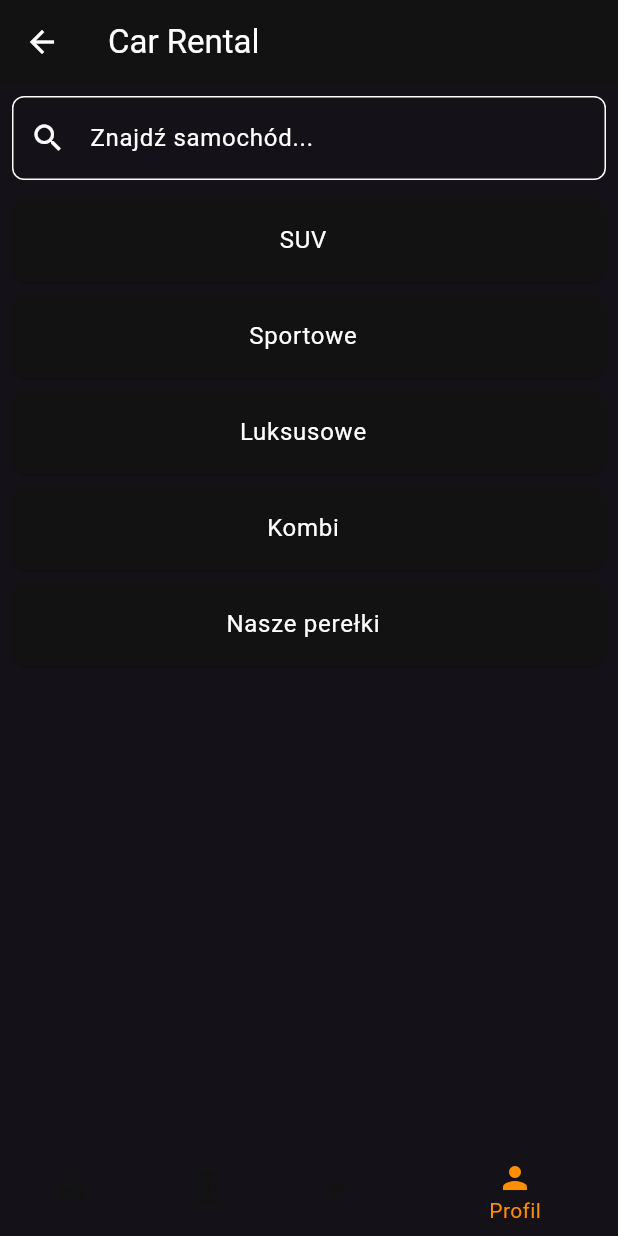
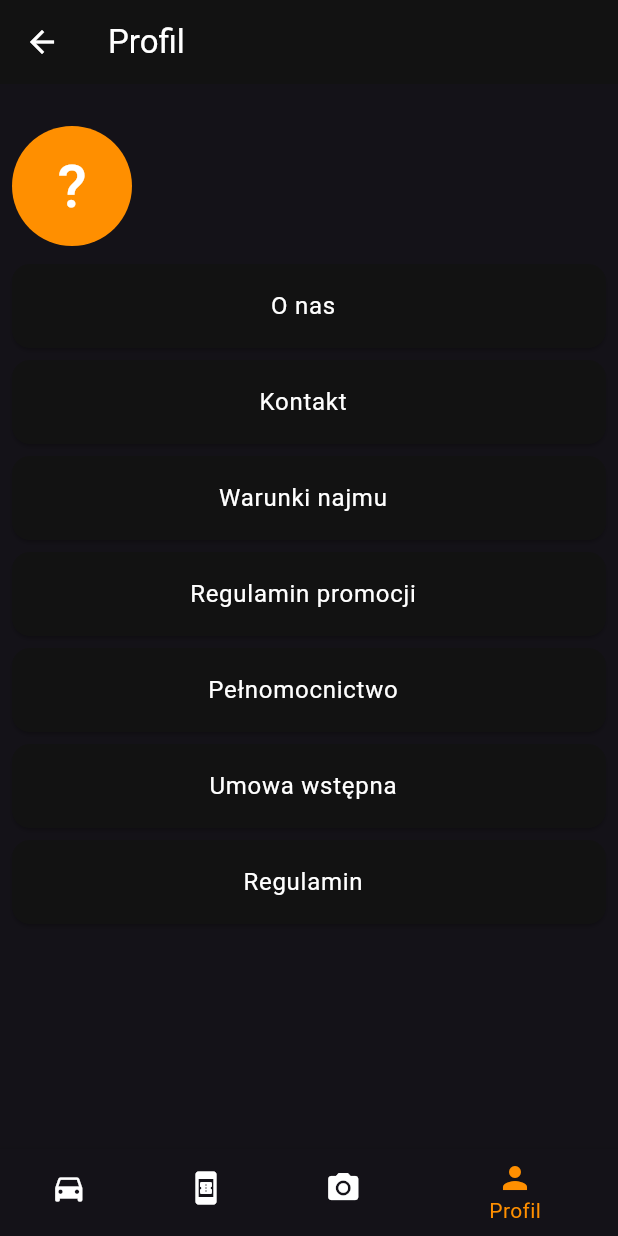
Before and after one commit to Karol0114/Car-Rental, a Flutter app: the HomeScreen screen opened directly, item 4 of the bottom bar chosen, on a phone screen of 412 x 824 dp. Run offline on Flutter 3.47's test engine with Material 3 defaults, Android fonts, the light colour scheme and no system bars; our stand-ins replace firebase_auth, firebase_core, table_calendar; accounts and stored records are empty.

Commit message:
Aktualizacja panelu profil, wyglad aplikacji, oraz poprawa UI aplikacji.

```diff
--- /dev/null
+++ b/mobileapp_car_rental/lib/auth_screen/custom_bottom_nav_bar.dart
@@ -0,0 +1,40 @@
+import 'package:flutter/material.dart';
+
+class CustomBottomNavBar extends StatelessWidget {
+  final int selectedIndex;
+  final Function(int) onItemTapped;
+
+  const CustomBottomNavBar({
+    Key? key,
+    required this.selectedIndex,
+    required this.onItemTapped,
+  }) : super(key: key);
+
+  @override
+  Widget build(BuildContext context) {
+    return BottomNavigationBar(
+      items: const <BottomNavigationBarItem>[
+        BottomNavigationBarItem(
+          icon: Icon(Icons.directions_car),
+          label: 'Samochody',
+        ),
+        BottomNavigationBarItem(
+          icon: Icon(Icons.book_online),
+          label: 'Rezerwacja',
+        ),
+        BottomNavigationBarItem(
+          icon: Icon(Icons.photo_camera),
+          label: 'Oferta',
+        ),
+        BottomNavigationBarItem(
+          icon: Icon(Icons.person),
+          label: 'Profil',
+        ),
+      ],
+      currentIndex: selectedIndex,
+      selectedItemColor: Colors.amber[800],
+      unselectedItemColor: Colors.white,
+      onTap: onItemTapped,
+    );
+  }
+}
--- a/mobileapp_car_rental/lib/auth_screen/home_page.dart
+++ b/mobileapp_car_rental/lib/auth_screen/home_page.dart
@@ -2,6 +2,9 @@ import 'package:firebase_auth/firebase_auth.dart';
 import 'package:flutter/material.dart';
 import 'package:mobileapp_car_rental/auth_screen/signin_page.dart';
 import 'package:mobileapp_car_rental/reservation_page.dart';
+import 'package:mobileapp_car_rental/profile_page.dart';
+import 'package:mobileapp_car_rental/offer_page.dart';
+import 'package:mobileapp_car_rental/auth_screen/custom_bottom_nav_bar.dart';
 
 class HomeScreen extends StatefulWidget {
   const HomeScreen({Key? key}) : super(key: key);
@@ -25,6 +28,20 @@ class _HomeScreenState extends State<HomeScreen> {
       Navigator.push(
         context,
         MaterialPageRoute(builder: (context) => ReservationPage()),
+      );
+    }
+
+    if (index == 2) {
+      Navigator.push(
+        context,
+        MaterialPageRoute(builder: (context) => OfferPage()),
+      );
+    }
+
+    if (index == 3) {
+      Navigator.push(
+        context,
+        MaterialPageRoute(builder: (context) => ProfilePage()),
       );
     }
   }
@@ -128,29 +145,11 @@ Widget build(BuildContext context) {
         ),
       ],
     ),
-    bottomNavigationBar: BottomNavigationBar(
-      items: const <BottomNavigationBarItem>[
-        BottomNavigationBarItem(
-          icon: Icon(Icons.directions_car),
-          label: 'Samochody',
-        ),
-        BottomNavigationBarItem(
-          icon: Icon(Icons.book_online),
-          label: 'Rezerwacja',
-        ),
-        BottomNavigationBarItem(
-          icon: Icon(Icons.campaign),
-          label: 'Oferta',
-        ),
-        BottomNavigationBarItem(
-          icon: Icon(Icons.person),
-          label: 'Profil',
-        ),
-      ],
-      currentIndex: _selectedIndex,
-      selectedItemColor: Colors.amber[800],
-      onTap: _onItemTapped,
-    ),
+
+    bottomNavigationBar: CustomBottomNavBar(
+        selectedIndex: _selectedIndex,
+        onItemTapped: _onItemTapped,
+      ),
   );
 }
 }
--- /dev/null
+++ b/mobileapp_car_rental/lib/profile_page.dart
@@ -0,0 +1,176 @@
+import 'package:flutter/material.dart';
+import 'package:flutter/rendering.dart';
+import 'package:firebase_auth/firebase_auth.dart';
+import 'package:mobileapp_car_rental/reservation_page.dart';
+import 'package:mobileapp_car_rental/offer_page.dart';
+import 'package:mobileapp_car_rental/auth_screen/custom_bottom_nav_bar.dart';
+import 'package:mobileapp_car_rental/auth_screen/home_page.dart';
+
+class ProfilePage extends StatefulWidget {
+  ProfilePage({Key? key}) : super(key: key);
+  @override
+  _ProfilePageState createState() => _ProfilePageState();
+
+}
+
+class _ProfilePageState extends State<ProfilePage>{
+  final user = FirebaseAuth.instance.currentUser;
+
+  int _selectedIndex = 3;
+
+  void _onItemTapped(int index) {
+    setState(() {
+      _selectedIndex = index;
+    });
+     if (index == 0) {
+      Navigator.push(
+        context,
+        MaterialPageRoute(builder: (context) => const HomeScreen()),
+      );
+    }
+    if (index == 1) {
+      Navigator.push(
+        context,
+        MaterialPageRoute(builder: (context) => ReservationPage()),
+      );
+    }
+
+    if (index == 2) {
+      Navigator.push(
+        context,
+        MaterialPageRoute(builder: (context) => OfferPage()),
+      );
+    }
+
+    if (index == 3) {
+      Navigator.push(
+        context,
+        MaterialPageRoute(builder: (context) => ProfilePage()),
+      );
+    }
+  }
+  @override
+  Widget build(BuildContext context) {
+    return Scaffold(
+      appBar: AppBar(
+        title: Text('Profil'),
+      ),
+       body: Column(
+      children: <Widget>[
+        SizedBox(height: 20),
+        StreamBuilder<User?>(
+          stream: FirebaseAuth.instance.userChanges(),
+          builder: (context, snapshot) {
+            if(snapshot.connectionState == ConnectionState.active) {
+              User? user = snapshot.data;
+              String email = user?.email ?? 'Brak email';
+              String initialLetter = email.isNotEmpty ? email[0].toUpperCase() : "?";
+
+               return Padding(
+                  padding: const EdgeInsets.all(8.0),
+                  child: Row(
+                    children: [
+                      CircleAvatar(
+                        radius: 40, // Zwiększa rozmiar CircleAvatar
+                        backgroundColor: Colors.amber[800],
+                        child: Text(
+                          initialLetter,
+                          style: TextStyle(fontSize: 40, color: Colors.white), // Zwiększa rozmiar tekstu
+                        ),
+                      ),
+                      SizedBox(width: 20), // Daje większy odstęp między awatarem a tekstem
+                      Column(
+                        crossAxisAlignment: CrossAxisAlignment.start, // Wyrównuje tekst do lewej
+                        children: [
+                          Text(
+                            email,
+                            style: TextStyle(fontSize: 24, color: Colors.white),
+                          ),
+                        ],
+                      ),
+                    ],
+                  ),
+                );
+              } else {
+                return const Center(child: CircularProgressIndicator());
+              }
+          },
+        ),
+        Expanded(
+          child: ListView(
+            children: <Widget>[
+              Card(
+                margin: const EdgeInsets.symmetric(horizontal: 8, vertical: 4),
+                child: ListTile(
+                  title: Center(child: Text('O nas')),
+                  onTap: () {
+
+                  },
+                ),
+              ),
+              Card(
+                margin: const EdgeInsets.symmetric(horizontal: 8, vertical: 4),
+                child: ListTile(
+                  title: Center(child: Text('Kontakt')),
+                  onTap: () {
+
+                  },
+                ),
+              ),
+              Card(
+                margin: const EdgeInsets.symmetric(horizontal: 8, vertical: 4),
+                child: ListTile(
+                  title: Center(child: Text('Warunki najmu')),
+                  onTap: () {
+
+                  },
+                ),
+              ),
+              Card(
+                margin: const EdgeInsets.symmetric(horizontal: 8, vertical: 4),
+                child: ListTile(
+                  title: Center(child: Text('Regulamin promocji')),
+                  onTap: () {
+
+                  },
+                ),
+              ),
+              Card(
+                margin: const EdgeInsets.symmetric(horizontal: 8, vertical: 4),
+                child: ListTile(
+                  title: Center(child: Text('Pełnomocnictwo')),
+                  onTap: () {
+
+                  },
+                ),
+              ),
+              Card(
+                margin: const EdgeInsets.symmetric(horizontal: 8, vertical: 4),
+                child: ListTile(
+                  title: Center(child: Text('Umowa wstępna')),
+                  onTap: () {
+
+                  },
+                ),
+              ),
+              Card(
+                margin: const EdgeInsets.symmetric(horizontal: 8, vertical: 4),
+                child: ListTile(
+                  title: Center(child: Text('Regulamin')),
+                  onTap: () {
+
+                  },
+                ),
+              ),
+            ],
+          ),
+        ),
+      ],
+    ),
+    bottomNavigationBar: CustomBottomNavBar(
+        selectedIndex: _selectedIndex,
+        onItemTapped: _onItemTapped,
+      ),
+  );
+}
+}
```
Also changed, not shown: mobileapp_car_rental/lib/offer_page.dart (added, +75 -0 lines), mobileapp_car_rental/lib/reservation_page.dart (+41 -0 lines).
